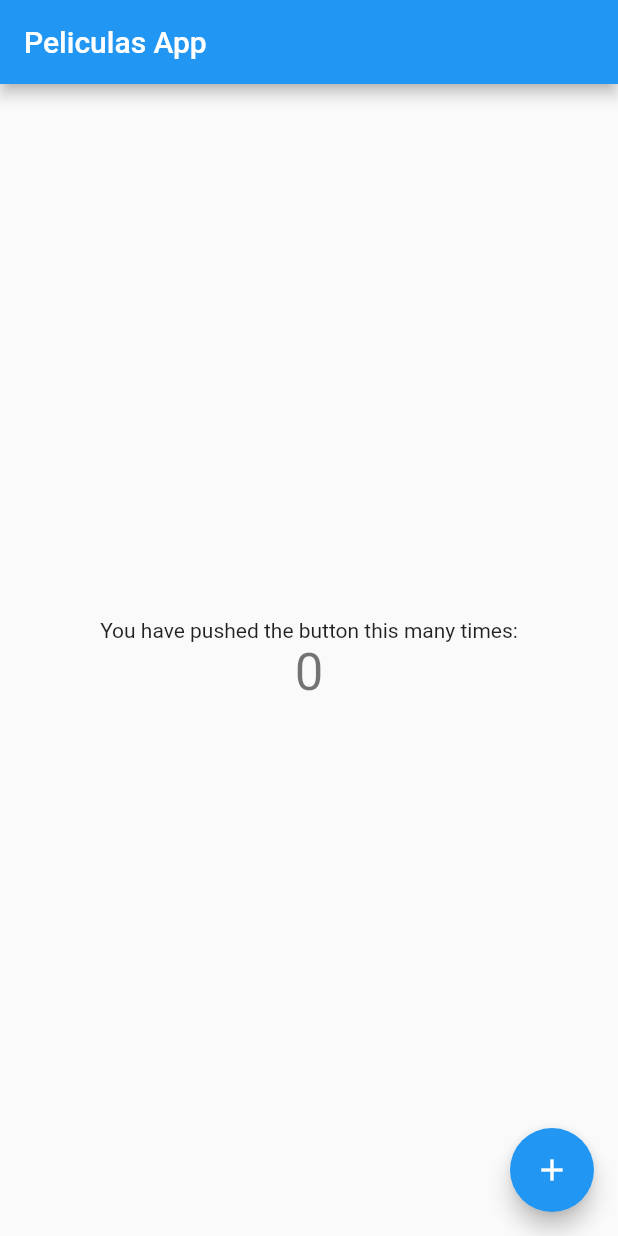
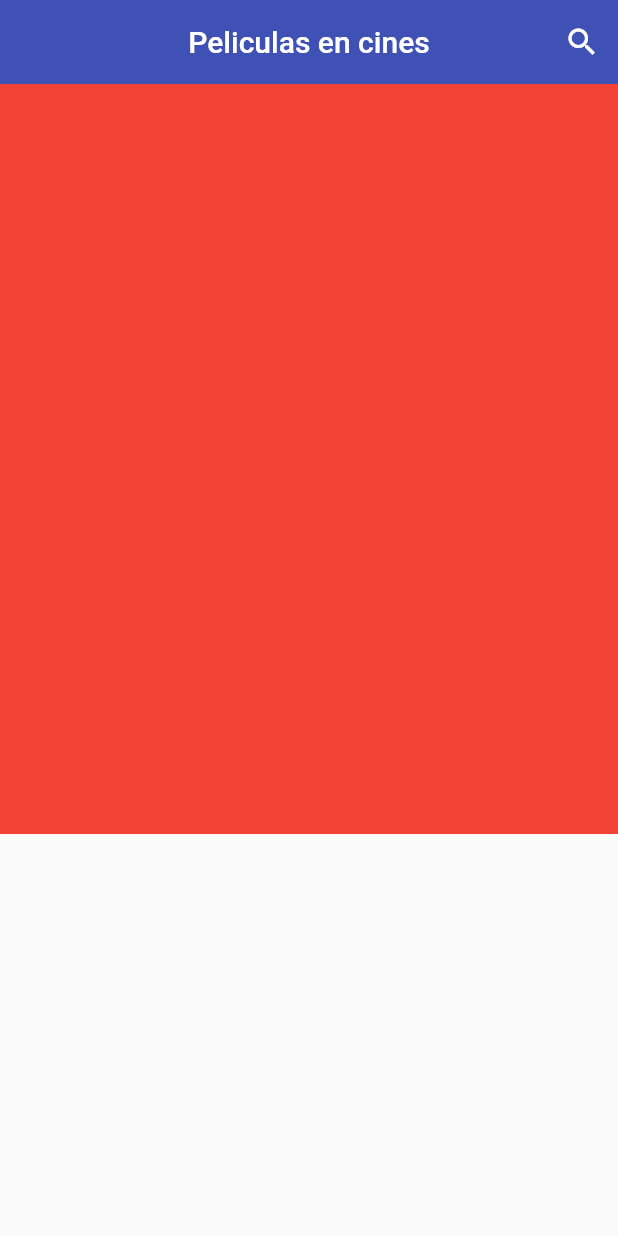
Before and after one commit to JulioLeijaa/PeliculasApp, a Flutter app: the screen it shows after launch, on a phone screen of 412 x 824 dp. Run offline on Flutter 3.47's test engine with Material 2 defaults, Android fonts, the phone set to English and light mode, and no system bars.

Commit message:
[add] cap 108 terminado

```diff
--- a/lib/main.dart
+++ b/lib/main.dart
@@ -1,115 +1,26 @@
 import 'package:flutter/material.dart';
+import 'package:peliculas_app/screens/screens.dart';
 
-void main() {
-  runApp(const MyApp());
-}
+void main() => runApp(const MyApp());
 
 class MyApp extends StatelessWidget {
   const MyApp({Key? key}) : super(key: key);
 
-  // This widget is the root of your application.
   @override
   Widget build(BuildContext context) {
-    return MaterialApp(
-      title: 'Flutter Demo',
-      theme: ThemeData(
-        // This is the theme of your application.
-        //
-        // Try running your application with "flutter run". You'll see the
-        // application has a blue toolbar. Then, without quitting the app, try
-        // changing the primarySwatch below to Colors.green and then invoke
-        // "hot reload" (press "r" in the console where you ran "flutter run",
-        // or simply save your changes to "hot reload" in a Flutter IDE).
-        // Notice that the counter didn't reset back to zero; the application
-        // is not restarted.
-        primarySwatch: Colors.blue,
+    return  MaterialApp(
+      title: 'Peliculas',
+      debugShowCheckedModeBanner: false,
+      initialRoute: 'home',
+      routes: {
+        'home':    (context) => const HomeScreen(),
+        'details': (context) => const DetailsScreen(),
+      },
+      theme: ThemeData.light().copyWith(
+        appBarTheme: const AppBarTheme(
+          color: Colors.indigo
+        )
       ),
-      home: const MyHomePage(title: 'Peliculas App'),
     );
   }
 }
-
-class MyHomePage extends StatefulWidget {
-  const MyHomePage({Key? key, required this.title}) : super(key: key);
-
-  // This widget is the home page of your application. It is stateful, meaning
-  // that it has a State object (defined below) that contains fields that affect
-  // how it looks.
-
-  // This class is the configuration for the state. It holds the values (in this
-  // case the title) provided by the parent (in this case the App widget) and
-  // used by the build method of the State. Fields in a Widget subclass are
-  // always marked "final".
-
-  final String title;
-
-  @override
-  State<MyHomePage> createState() => _MyHomePageState();
-}
-
-class _MyHomePageState extends State<MyHomePage> {
-  int _counter = 0;
-
-  void _incrementCounter() {
-    setState(() {
-      // This call to setState tells the Flutter framework that something has
-      // changed in this State, which causes it to rerun the build method below
-      // so that the display can reflect the updated values. If we changed
-      // _counter without calling setState(), then the build method would not be
-      // called again, and so nothing would appear to happen.
-      _counter++;
-    });
-  }
-
-  @override
-  Widget build(BuildContext context) {
-    // This method is rerun every time setState is called, for instance as done
-    // by the _incrementCounter method above.
-    //
-    // The Flutter framework has been optimized to make rerunning build methods
-    // fast, so that you can just rebuild anything that needs updating rather
-    // than having to individually change instances of widgets.
-    return Scaffold(
-      appBar: AppBar(
-        // Here we take the value from the MyHomePage object that was created by
-        // the App.build method, and use it to set our appbar title.
-        title: Text(widget.title),
-      ),
-      body: Center(
-        // Center is a layout widget. It takes a single child and positions it
-        // in the middle of the parent.
-        child: Column(
-          // Column is also a layout widget. It takes a list of children and
-          // arranges them vertically. By default, it sizes itself to fit its
-          // children horizontally, and tries to be as tall as its parent.
-          //
-          // Invoke "debug painting" (press "p" in the console, choose the
-          // "Toggle Debug Paint" action from the Flutter Inspector in Android
-          // Studio, or the "Toggle Debug Paint" command in Visual Studio Code)
-          // to see the wireframe for each widget.
-          //
-          // Column has various properties to control how it sizes itself and
-          // how it positions its children. Here we use mainAxisAlignment to
-          // center the children vertically; the main axis here is the vertical
-          // axis because Columns are vertical (the cross axis would be
-          // horizontal).
-          mainAxisAlignment: MainAxisAlignment.center,
-          children: <Widget>[
-            const Text(
-              'You have pushed the button this many times:',
-            ),
-            Text(
-              '$_counter',
-              style: Theme.of(context).textTheme.headline4,
-            ),
-          ],
-        ),
-      ),
-      floatingActionButton: FloatingActionButton(
-        onPressed: _incrementCounter,
-        tooltip: 'Increment',
-        child: const Icon(Icons.add),
-      ), // This trailing comma makes auto-formatting nicer for build methods.
-    );
-  }
-}
--- /dev/null
+++ b/lib/screens/details_screen.dart
@@ -0,0 +1,16 @@
+import 'package:flutter/material.dart';
+
+class DetailsScreen extends StatelessWidget {
+  const DetailsScreen({Key? key}) : super(key: key);
+
+  @override
+  Widget build(BuildContext context) {
+    return Scaffold(
+      body: Container(
+        child: const Center(
+          child: Text('Details Screen'),
+        ),
+      )
+    );
+  }
+}
--- /dev/null
+++ b/lib/screens/home_screen.dart
@@ -0,0 +1,30 @@
+import 'package:flutter/material.dart';
+import 'package:peliculas_app/widgets/widgets.dart';
+
+class HomeScreen extends StatelessWidget {
+  const HomeScreen({Key? key}) : super(key: key);
+
+  @override
+  Widget build(BuildContext context) {
+    return Scaffold(
+      appBar: AppBar(
+        title: const Text('Peliculas en cines'),
+        centerTitle: true,
+        elevation: 0,
+        actions: [
+          IconButton(
+            icon: const Icon(Icons.search_outlined),
+            onPressed: () {},
+            ),
+        ],
+      ),
+      body: Column(
+        children: const [
+          //CardSwiper
+          CardSwiper()
+          //Listado horizontal de películas
+        ]
+      ),
+    );
+  }
+}
--- /dev/null
+++ b/lib/screens/screens.dart
@@ -0,0 +1,2 @@
+export 'package:peliculas_app/screens/details_screen.dart';
+export 'package:peliculas_app/screens/home_screen.dart';
--- /dev/null
+++ b/lib/widgets/card_swiper.dart
@@ -0,0 +1,14 @@
+import 'package:flutter/material.dart';
+
+class CardSwiper extends StatelessWidget {
+  const CardSwiper({Key? key}) : super(key: key);
+
+  @override
+  Widget build(BuildContext context) {
+    return Container(
+      width: double.infinity,
+      height: 500,
+      color: Colors.red,
+    );
+  }
+}
--- /dev/null
+++ b/lib/widgets/widgets.dart
@@ -0,0 +1 @@
+export 'package:peliculas_app/widgets/card_swiper.dart';
```
